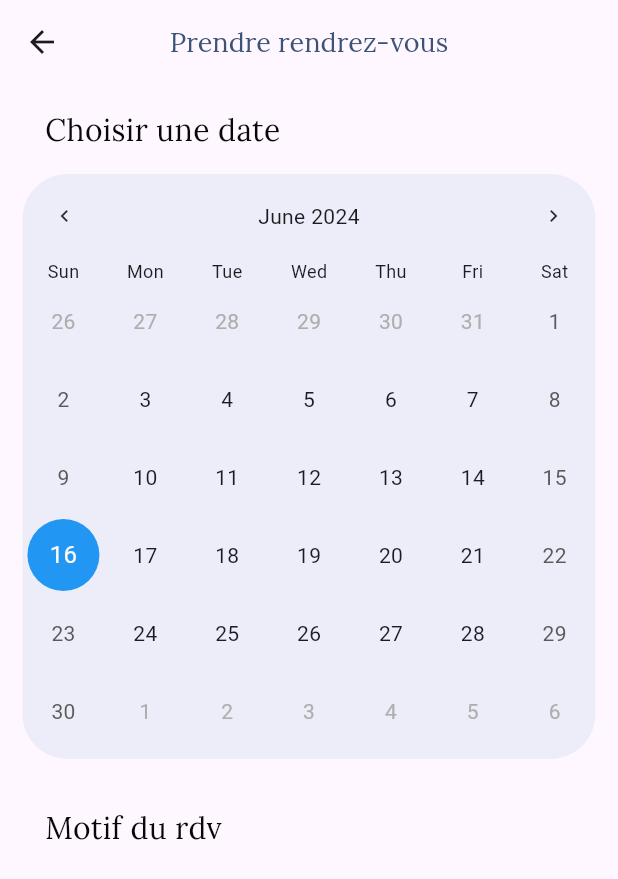
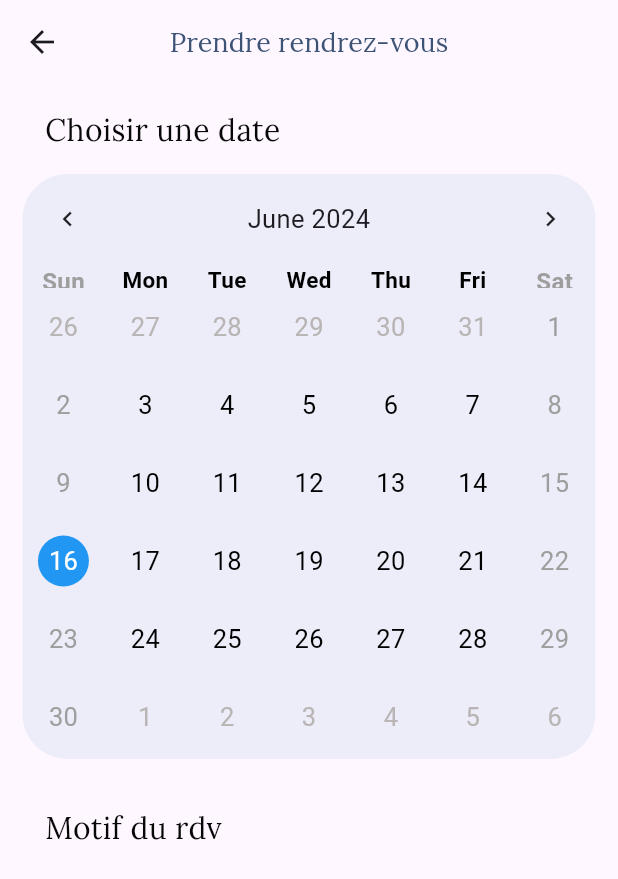
Before and after one commit to Josiskino/EYE_PLANNER, a Flutter app: the HomePage screen opened directly, after a tap on the "arrow forward" icon, on a phone screen of 412 x 824 dp. Shown: the top 879 px of the screen. Run offline on Flutter 3.47's test engine with Material 3 defaults, Android fonts, the phone set to English and light mode, and no system bars; drawn by our look-alikes of table_calendar; our stand-ins replace animated_splash_screen, lottie; project files that could hold a hidden picture were left out.

Commit message:
Start creating the tree structure in accordance with the clean architecture and adjust the calendar design in the planning_page.dart page

```diff
--- a/lib/appointment_page.dart
+++ /dev/null
@@ -1,55 +0,0 @@
-import 'package:eye_planner/widget_calendar.dart';
-import 'package:flutter/material.dart';
-
-class AppointmentPage extends StatelessWidget {
-  const AppointmentPage({super.key});
-
-  @override
-  Widget build(BuildContext context) {
-    return Scaffold(
-      appBar: AppBar(
-        centerTitle: true,
-        title: const Text(
-          'Prendre rendrez-vous',
-          style: TextStyle(
-            color: Color(0xFF3C5375),
-            fontSize: 18,
-            fontFamily: 'Lora'
-          ),
-
-        ),
-      ),
-      body: Column(
-        crossAxisAlignment: CrossAxisAlignment.start,
-        children: [
-          Container(
-            margin: const EdgeInsets.only(top:16, left:30),
-            child: const Text(
-              'Choisir une date',
-              style: TextStyle(
-                fontSize: 20,
-                color: Color(0xFF070707),
-                fontFamily: 'Lora'
-                //fontWeight: FontWeight.bold,
-              ),
-              ),
-          ),
-          CalendarContent(),
-          Container(
-            margin: const EdgeInsets.only(top:16, left:30),
-            child: const Text(
-              'Motif du rdv',
-              style: TextStyle(
-                fontSize: 20,
-                color: Color(0xFF070707),
-                fontFamily: 'Lora'
-                //fontWeight: FontWeight.bold,
-              ),
-              ),
-          ),
-
-        ],
-      ),
-    );
-  }
-}
--- a/lib/login_page.dart
+++ b/lib/features/auth/presentation/pages/login/login_page.dart
@@ -1,4 +1,4 @@
-import 'package:eye_planner/successfull_login_page.dart';
+import 'package:eye_planner/features/auth/presentation/pages/login/successfull_login_page.dart';
 import 'package:flutter/material.dart';
 
 
--- a/lib/successfull_login_page.dart
+++ b/lib/features/auth/presentation/pages/login/successfull_login_page.dart
@@ -1,4 +1,4 @@
-import 'package:eye_planner/home.dart';
+import 'package:eye_planner/features/consultation/presentation/pages/home/home_page.dart';
 import 'package:flutter/material.dart';
 
 class SuccessfullLoginPage extends StatelessWidget {
--- /dev/null
+++ b/lib/features/consultation/presentation/pages/home/components/appointment_section.dart
@@ -0,0 +1,72 @@
+import 'package:eye_planner/features/consultation/presentation/pages/planning/planning_page.dart';
+import 'package:flutter/material.dart';
+
+class AppointmentSection extends StatelessWidget {
+  const AppointmentSection({super.key});
+
+  @override
+  Widget build(BuildContext context) {
+    return Container(
+      margin: const EdgeInsets.all(20),
+      height: 339,
+      width: MediaQuery.of(context).size.width,
+      child: Stack(
+        children: [
+          Positioned.fill(
+            child: Image.asset(
+              "assets/images/calendarRemoveBg.png",
+              fit: BoxFit.cover,
+              alignment: Alignment.topCenter,
+            ),
+          ),
+          Positioned.fill(
+            child: Container(
+              decoration: BoxDecoration(
+                borderRadius: BorderRadius.circular(30),
+                gradient: LinearGradient(
+                  begin: Alignment.bottomCenter,
+                  end: Alignment.topCenter,
+                  colors: [
+                    const Color(0xFF3C5375).withOpacity(0.8),
+                    Colors.grey.withOpacity(0.1),
+                  ],
+                ),
+              ),
+            ),
+          ),
+          Positioned(
+              bottom: 20,
+              left: 20,
+              right: 20,
+              child: Row(
+                children: [
+                  const Text('Prendre \n rendez-vous',
+                      style: TextStyle(
+                        color: Colors.white,
+                        fontSize: 32,
+                        fontFamily: 'Lora',
+                        fontWeight: FontWeight.bold,
+                      ),
+                      textAlign: TextAlign.start),
+                  const Spacer(),
+                  IconButton(
+                    onPressed: () {
+                      Navigator.push(
+                        context,
+                        MaterialPageRoute(
+                            builder: (context) => const PlanningPage()),
+                      );
+                    },
+                    icon: const Icon(
+                      Icons.arrow_forward,
+                      color: Colors.white,
+                      size: 32,
+                    ),
+                  ),
+                ],
+              ))
+        ],
+      ),
+    );
+  }
+}
--- /dev/null
+++ b/lib/features/consultation/presentation/pages/home/components/custom_app_bar.dart
@@ -0,0 +1,52 @@
+import 'package:flutter/material.dart';
+
+class CustomAppBar extends StatelessWidget implements PreferredSizeWidget {
+  const CustomAppBar({super.key});
+
+  @override
+  Widget build(BuildContext context) {
+    return AppBar(
+      automaticallyImplyLeading: false,
+
+      title: Row(
+        children: [
+          Container(
+              width: 40,
+              height: 40,
+              decoration: const BoxDecoration(
+                shape: BoxShape.circle,
+                color: Colors.blue,
+              ),
+              child: Image.asset("assets/images/profileImage.png")),
+          const SizedBox(width: 10),
+          const Column(
+            crossAxisAlignment: CrossAxisAlignment.start,
+            children: [
+              Text(
+                "Bonjour Sam",
+                style: TextStyle(
+                    fontWeight: FontWeight.bold,
+                    fontSize: 16,
+                    fontFamily: 'Lora'),
+              ),
+              SizedBox(height: 3),
+              Text(
+                "Que souhaitez-vous faire aujourd'hui ?",
+                style: TextStyle(fontSize: 14, fontFamily: 'Lora'),
+              ),
+            ],
+          ),
+          const Spacer(),
+          IconButton(
+            onPressed: () {},
+            icon: const Icon(
+              Icons.notifications_none,
+            ),
+          ),
+        ],
+      ),
+    );
+  }
+   @override
+  Size get preferredSize => const Size.fromHeight(kToolbarHeight);
+}
--- /dev/null
+++ b/lib/features/consultation/presentation/pages/home/components/shop_section.dart
@@ -0,0 +1,77 @@
+import 'package:flutter/material.dart';
+
+class ShopSection extends StatefulWidget {
+  const ShopSection({super.key});
+
+  @override
+  State<ShopSection> createState() => _ShopSectionState();
+}
+
+class _ShopSectionState extends State<ShopSection> {
+  @override
+  Widget build(BuildContext context) {
+    return Container(
+      margin: const EdgeInsets.only(left: 20, right: 20, bottom: 20),
+      height: 170,
+      width: double.infinity,
+      decoration: const BoxDecoration(
+        //color: Colors.blueAccent,
+        borderRadius: BorderRadius.all(Radius.circular(30)),
+      ),
+      child: ClipRRect(
+        borderRadius: const BorderRadius.all(Radius.circular(30)),
+        child: Stack(
+          children: [
+            Positioned.fill(
+              child: Image.asset(
+                "assets/images/personage.png",
+                fit: BoxFit.cover,
+                alignment: Alignment.center,
+              ),
+            ),
+            Positioned.fill(
+              child: Container(
+                decoration: BoxDecoration(
+                  borderRadius: BorderRadius.circular(30),
+                  gradient: LinearGradient(
+                    begin: Alignment.bottomCenter,
+                    end: Alignment.topCenter,
+                    colors: [
+                      const Color(0xFF3C5375).withOpacity(0.8),
+                      Colors.grey.withOpacity(0.1),
+                    ],
+                  ),
+                ),
+              ),
+            ),
+            Positioned(
+                bottom: 20,
+                left: 20,
+                right: 20,
+                child: Row(
+                  children: [
+                    const Text('Voire la boutique',
+                        style: TextStyle(
+                          color: Colors.white,
+                          fontSize: 28,
+                          fontFamily: 'Lora',
+                          fontWeight: FontWeight.bold,
+                        ),
+                        textAlign: TextAlign.start),
+                    const Spacer(),
+                    IconButton(
+                      onPressed: () {},
+                      icon: const Icon(
+                        Icons.arrow_forward,
+                        color: Colors.white,
+                        size: 32,
+                      ),
+                    ),
+                  ],
+                ))
+          ],
+        ),
+      ),
+    );
+  }
+}
--- /dev/null
+++ b/lib/features/consultation/presentation/pages/home/home_page.dart
@@ -0,0 +1,21 @@
+import 'package:eye_planner/features/consultation/presentation/pages/home/components/appointment_section.dart';
+import 'package:eye_planner/features/consultation/presentation/pages/home/components/custom_app_bar.dart';
+import 'package:eye_planner/features/consultation/presentation/pages/home/components/shop_section.dart';
+import 'package:flutter/material.dart';
+
+class HomePage extends StatelessWidget {
+  const HomePage({super.key});
+
+  @override
+  Widget build(BuildContext context) {
+    return const Scaffold(
+        appBar: CustomAppBar(),
+        body: Column(
+          //crossAxisAlignment: CrossAxisAlignment.center,
+          children: [
+            AppointmentSection(),
+            ShopSection(),
+          ],
+        ));
+  }
+}
--- /dev/null
+++ b/lib/features/consultation/presentation/pages/planning/components/calendar.dart
@@ -0,0 +1,109 @@
+import 'package:flutter/material.dart';
+import 'package:table_calendar/table_calendar.dart';
+
+class CalendarContent extends StatelessWidget {
+   CalendarContent({super.key});
+
+  final DateTime today = DateTime.now();
+
+  @override
+  Widget build(BuildContext context) {
+    return Column(
+      children: [
+        Container(
+          margin: const EdgeInsets.all(15),
+          height: 390,
+          width: MediaQuery.of(context).size.width,
+          decoration: BoxDecoration(
+            borderRadius: BorderRadius.circular(30),
+            color: const Color(0xFF4A91C3).withOpacity(0.1),
+          ),
+          child: ClipRRect(
+            //borderRadius: BorderRadius.circular(30),
+            child: TableCalendar(
+              focusedDay: today,
+              firstDay: DateTime.utc(2020, 10, 16),
+              lastDay: DateTime.utc(2030, 3, 14),
+              calendarStyle: const CalendarStyle(
+                markersAlignment: Alignment.topCenter,
+                cellMargin: EdgeInsets.all(9.0),
+                cellPadding: EdgeInsets.symmetric(vertical: 4.0),
+
+                todayDecoration: BoxDecoration(
+                  color: Colors.blue,
+                  shape: BoxShape.circle,
+                ),
+                todayTextStyle: TextStyle(
+                  color: Colors.white,
+                  fontSize: 17.0,
+                ),
+
+                /*defaultDecoration: BoxDecoration(
+                  color: Colors.white,
+                  shape: BoxShape.circle,
+                ),*/
+                defaultTextStyle: TextStyle(
+                  color: Colors.black,
+                  fontSize: 17.0,
+                ),
+
+                /*weekendDecoration: BoxDecoration(
+                  color: Colors.red,
+                  shape: BoxShape.circle,
+                ),*/
+                weekendTextStyle: TextStyle(
+                  color: Colors.grey,
+                  fontSize: 17.0,
+                ),
+
+                /*outsideDecoration: BoxDecoration(
+                  color: Colors.grey,
+                  shape: BoxShape.circle,
+                ),*/
+                outsideTextStyle: TextStyle(
+                  color: Color.fromARGB(255, 185, 181, 181),
+                  fontSize: 17.0,
+                ),
+
+                selectedDecoration: BoxDecoration(
+                  color: Colors.blue,
+                  shape: BoxShape.circle,
+                ),
+                selectedTextStyle: TextStyle(
+                  color: Colors.white,
+                  fontSize: 17.0,
+                ),
+              ),
+              headerStyle: const HeaderStyle(
+                titleCentered: true,
+                formatButtonVisible: false,
+                titleTextStyle: TextStyle(fontSize: 17.0),
+                formatButtonTextStyle: TextStyle(fontSize: 12.0),
+                leftChevronIcon: Icon(Icons.chevron_left, size: 20.0),
+                rightChevronIcon: Icon(Icons.chevron_right, size: 20.0),
+              ),
+              daysOfWeekStyle: const DaysOfWeekStyle(
+                weekdayStyle: TextStyle(
+                    fontSize: 15.0,
+                    fontWeight: FontWeight.bold,
+                    color: Colors.black,
+                    fontStyle: FontStyle.normal
+                ),
+                weekendStyle: TextStyle(
+                    fontSize:16.0,
+                    fontWeight: FontWeight.bold,
+                    color: Colors.grey,
+                    fontStyle: FontStyle.normal
+                ),
+              ),
+              /*onDaySelected: (selectedDay, focusedDay) {
+                debugPrint('Selected day: $selectedDay');
+                debugPrint('Focused day: $focusedDay');
+              ),*/
+              ),
+          ),
+        ),
+      ],
+    );
+  }
+}
--- /dev/null
+++ b/lib/features/consultation/presentation/pages/planning/planning_page.dart
@@ -0,0 +1,59 @@
+import 'package:eye_planner/features/consultation/presentation/pages/planning/components/calendar.dart';
+import 'package:flutter/material.dart';
+
+class PlanningPage extends StatelessWidget {
+  const PlanningPage({super.key});
+
+  @override
+  Widget build(BuildContext context) {
+    return Scaffold(
+      appBar: AppBar(
+        centerTitle: true,
+        title: const Text(
+          'Prendre rendrez-vous',
+          style: TextStyle(
+            color: Color(0xFF3C5375),
+            fontSize: 18,
+            fontFamily: 'Lora'
+          ),
+        ),
+      ),
+      body: SingleChildScrollView(
+        //padding: const EdgeInsets.only(top: 20),
+        physics: const BouncingScrollPhysics(),
+        scrollDirection: Axis.vertical,
+        reverse: true,
+        child: Column(
+          crossAxisAlignment: CrossAxisAlignment.start,
+          children: [
+            Container(
+              margin: const EdgeInsets.only(top:16, left:30),
+              child: const Text(
+                'Choisir une date',
+                style: TextStyle(
+                  fontSize: 20,
+                  color: Color(0xFF070707),
+                  fontFamily: 'Lora'
+                  //fontWeight: FontWeight.bold,
+                ),
+                ),
+            ),
+            CalendarContent(),
+            Container(
+              margin: const EdgeInsets.only(top:16, left:30),
+              child: const Text(
+                'Motif du rdv',
+                style: TextStyle(
+                  fontSize: 20,
+                  color: Color(0xFF070707),
+                  fontFamily: 'Lora'
+                  //fontWeight: FontWeight.bold,
+                ),
+                ),
+            ),
+          ],
+        ),
+      ),
+    );
+  }
+}
--- a/lib/home.dart
+++ /dev/null
@@ -1,195 +0,0 @@
-import 'package:eye_planner/appointment_page.dart';
-import 'package:flutter/material.dart';
-
-class HomePage extends StatelessWidget {
-  const HomePage({super.key});
-
-  @override
-  Widget build(BuildContext context) {
-    return Scaffold(
-      appBar: AppBar(
-        automaticallyImplyLeading: false,
-        title: Row(
-          children: [
-            Container(
-              width: 40,
-              height: 40,
-              decoration: const BoxDecoration(
-                shape: BoxShape.circle,
-                color: Colors.blue,
-              ),
-              child:  Image.asset("assets/images/profileImage.png")
-            ),
-            const SizedBox(width: 10),
-            const Column(
-              crossAxisAlignment: CrossAxisAlignment.start,
-              children: [
-                Text(
-                  "Bonjour Sam",
-                  style: TextStyle(
-                    fontWeight: FontWeight.bold,
-                    fontSize: 16,
-                    fontFamily: 'Lora'
-                  ),
-                ),
-                Text(
-                  "Que souhaitez-vous faire aujourd'hui ?",
-                  style: TextStyle(
-                    fontSize: 13,
-                    fontFamily: 'Lora'
-                  ),
-                ),
-              ],
-            ),
-            const Spacer(),
-            IconButton(
-                    onPressed: () {
-
-                    },
-                      icon: const Icon(
-                      Icons.notifications_none,
-                    ),
-                  ),
-          ],
-        ),
-      ),
-      body: Column(
-        //crossAxisAlignment: CrossAxisAlignment.center,
-        children: [
-          Container(
-            margin: const EdgeInsets.all(20),
-            height: 339,
-            width: MediaQuery.of(context).size.width,
-            child: Stack(
-            children: [
-              Positioned.fill(
-                  child: Image.asset(
-                    "assets/images/calendarRemoveBg.png",
-                    fit: BoxFit.cover,
-                    alignment: Alignment.topCenter,
-                  ),
-              ),
-            Positioned.fill(
-              child: Container(
-                decoration: BoxDecoration(
-                    borderRadius: BorderRadius.circular(30),
-                    gradient:  LinearGradient(
-                      begin: Alignment.bottomCenter,
-                      end: Alignment.topCenter,
-                      colors: [
-                        const Color(0xFF3C5375).withOpacity(0.8),
-                        Colors.grey.withOpacity(0.1),
-                      ],
-                    ),
-              ),
-            ),
-            ),
-            Positioned(
-              bottom: 20,
-              left: 20,
-              right: 20,
-              child: Row(
-                children: [
-                  const Text(
-                    'Prendre \n rendez-vous',
-                    style: TextStyle(
-                      color: Colors.white,
-                      fontSize: 32,
-                      fontFamily: 'Lora',
-                      fontWeight: FontWeight.bold,
-                    ),
-                    textAlign: TextAlign.start
-                    ),
-                  const Spacer(),
-                  IconButton(
-                    onPressed: () {
-                      Navigator.push(
-                          context,
-                          MaterialPageRoute(builder: (context) => const AppointmentPage()),
-                        );
-                    },
-                      icon: const Icon(
-                      Icons.arrow_forward,
-                      color: Colors.white,
-                      size: 32,
-                    ),
-                  ),
-                ],
-              )
-              )
-          ],
-        ),
-      ),
-      Container(
-        margin: const EdgeInsets.only(left: 20, right: 20, bottom: 20),
-        height: 170,
-        width: double.infinity,
-        decoration: const BoxDecoration(
-          //color: Colors.blueAccent,
-          borderRadius: BorderRadius.all(Radius.circular(30)),
-        ),
-        child: ClipRRect(
-          borderRadius: const BorderRadius.all(Radius.circular(30)),
-          child: Stack(
-            children: [
-              Positioned.fill(
-                child: Image.asset(
-                  "assets/images/personage.png",
-                  fit: BoxFit.cover,
-                  alignment: Alignment.center,
-                ),
-              ),
-              Positioned.fill(
-              child: Container(
-                decoration: BoxDecoration(
-                    borderRadius: BorderRadius.circular(30),
-                    gradient:  LinearGradient(
-                      begin: Alignment.bottomCenter,
-                      end: Alignment.topCenter,
-                      colors: [
-                        const Color(0xFF3C5375).withOpacity(0.8),
-                        Colors.grey.withOpacity(0.1),
-                      ],
-                    ),
-              ),
-            ),
-            ),
-            Positioned(
-              bottom: 20,
-              left: 20,
-              right: 20,
-              child: Row(
-                children: [
-                  const Text(
-                    'Voire la boutique',
-                    style: TextStyle(
-                      color: Colors.white,
-                      fontSize: 28,
-                      fontFamily: 'Lora',
-                      fontWeight: FontWeight.bold,
-                    ),
-                    textAlign: TextAlign.start
-                    ),
-                  const Spacer(),
-                  IconButton(
-                    onPressed: () {
-
-                    },
-                      icon: const Icon(
-                      Icons.arrow_forward,
-                      color: Colors.white,
-                      size: 32,
-                    ),
-                  ),
-                ],
-              )
-              )
-              ],
-          ),
-        ),
-      )
-        ],
-      )
-    );
-  }
-}
--- a/lib/splash_screen1.dart
+++ b/lib/splash_screen1.dart
@@ -1,5 +1,5 @@
 import 'package:animated_splash_screen/animated_splash_screen.dart';
-import 'package:eye_planner/login_page.dart';
+import 'package:eye_planner/features/auth/presentation/pages/login/login_page.dart';
 import 'package:flutter/material.dart';
 import 'package:lottie/lottie.dart';
 
--- a/lib/widget_calendar.dart
+++ /dev/null
@@ -1,57 +0,0 @@
-import 'package:flutter/material.dart';
-import 'package:table_calendar/table_calendar.dart';
-
-class CalendarContent extends StatelessWidget {
-   CalendarContent({super.key});
-
-  final DateTime today = DateTime.now();
-
-  @override
-  Widget build(BuildContext context) {
-    return Column(
-      children: [
-        Container(
-          margin: const EdgeInsets.all(15),
-          height: 390,
-          width: MediaQuery.of(context).size.width,
-          decoration: BoxDecoration(
-            borderRadius: BorderRadius.circular(30),
-            color: const Color(0xFF4A91C3).withOpacity(0.1),
-          ),
-          child: ClipRRect(
-            //borderRadius: BorderRadius.circular(30),
-            child: TableCalendar(
-              focusedDay: today,
-              firstDay: DateTime.utc(2020, 10, 16),
-              lastDay: DateTime.utc(2030, 3, 14),
-              calendarStyle: const CalendarStyle(
-                markersAlignment: Alignment.topCenter,
-                markersMaxCount: 1,
-                canMarkersOverflow: false,
-                outsideDaysVisible: true,
-                todayDecoration: BoxDecoration(
-                  color: Colors.blue,
-                  shape: BoxShape.circle,
-                ),
-                cellMargin: EdgeInsets.all(2.0),
-                cellPadding: EdgeInsets.symmetric(vertical: 4.0),
-              ),
-              headerStyle: const HeaderStyle(
-                titleCentered: true,
-                formatButtonVisible: false,
-                titleTextStyle: TextStyle(fontSize: 14.0),
-                formatButtonTextStyle: TextStyle(fontSize: 12.0),
-                leftChevronIcon: Icon(Icons.chevron_left, size: 16.0),
-                rightChevronIcon: Icon(Icons.chevron_right, size: 16.0),
-              ),
-              daysOfWeekStyle: const DaysOfWeekStyle(
-                weekdayStyle: TextStyle(fontSize: 12.0), // Réduire la taille du texte des jours de la semaine
-                weekendStyle: TextStyle(fontSize: 12.0), // Réduire la taille du texte des jours de weekend
-              ),
-              ),
-          ),
-        ),
-      ],
-    );
-  }
-}
```
